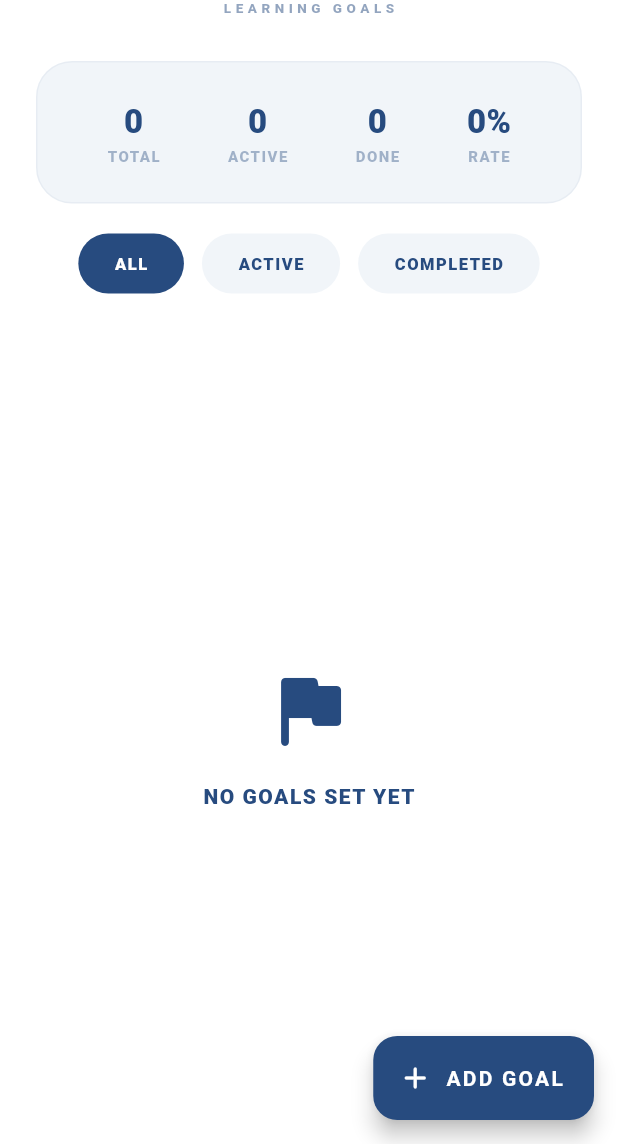
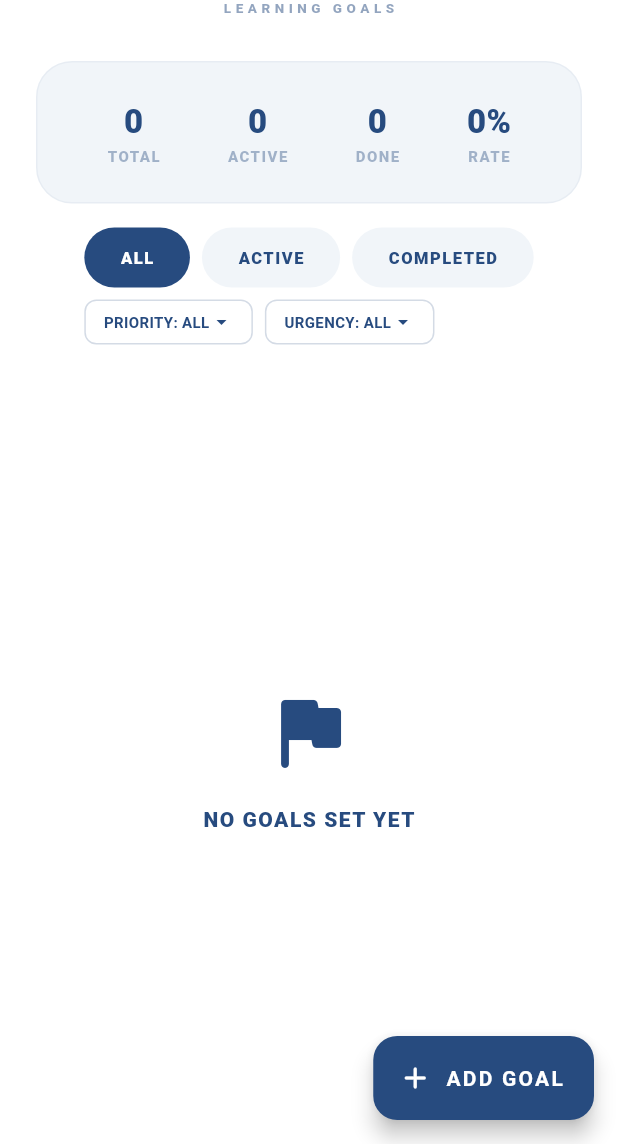
Before and after one commit to AbhinavBangar1/btlr, a Flutter app: the GoalsScreen screen opened directly, on a phone screen of 412 x 824 dp, the part 92-1236 px from its top. Run offline on Flutter 3.47's test engine with Material 3 defaults, Android fonts, the phone set to English and light mode, and no system bars; our stand-ins replace flutter_riverpod, shared_preferences; missing offline and left inert: serverpod, serverpod_auth_core_client, serverpod_auth_core_server, serverpod_auth_idp_client, serverpod_auth_idp_server, serverpod_client and 1 more; accounts and stored records are empty.

Commit message:
final changes

```diff
--- a/btlr_flutter/lib/screens/discover_screen.dart
+++ b/btlr_flutter/lib/screens/discover_screen.dart
@@ -2331,7 +2331,7 @@ class _DiscoverScreenState extends ConsumerState<DiscoverScreen> with SingleTick
             letterSpacing: 1.5,
           ),
           tabs: [
-            const Tab(text: 'OPPORTUNITIES'),
+            const Tab(text: 'MY INTERESTS'),
             Tab(
               child: Row(
                 mainAxisSize: MainAxisSize.min,
--- a/btlr_flutter/lib/screens/goals_screen.dart
+++ b/btlr_flutter/lib/screens/goals_screen.dart
@@ -18,8 +18,10 @@ class GoalsScreen extends ConsumerStatefulWidget {
 }
 
 class _GoalsScreenState extends ConsumerState<GoalsScreen> {
-  String _selectedFilter = 'all';
 
+  String _selectedFilter = 'all'; // Status filter (Active, Completed)
+  String _selectedPriority = 'all'; // Priority filter (High, Medium, Low)
+  String _selectedUrgency = 'all'; // Urgency filter (Overdue, Due Soon)
   @override
   Widget build(BuildContext context) {
     final goalsAsync = ref.watch(goalsProvider);
@@ -92,11 +94,16 @@ class _GoalsScreenState extends ConsumerState<GoalsScreen> {
             ),
           ),
 
+          // INSERT THIS NEW BLOCK:
           _StaggeredEntrance(
             delayIndex: 1,
-            child: SingleChildScrollView(
+            child: Column(
+              crossAxisAlignment: CrossAxisAlignment.start,
+              children: [
+                // Row 1: The original status chips
+                SingleChildScrollView(
                   scrollDirection: Axis.horizontal,
-              padding: const EdgeInsets.symmetric(horizontal: 24, vertical: 8),
+                  padding: const EdgeInsets.symmetric(horizontal: 24, vertical: 4),
                   child: Row(
                     children: [
                       _FilterChip(
@@ -104,13 +111,13 @@ class _GoalsScreenState extends ConsumerState<GoalsScreen> {
                         isSelected: _selectedFilter == 'all',
                         onTap: () => setState(() => _selectedFilter = 'all'),
                       ),
-                  const SizedBox(width: 12),
+                      const SizedBox(width: 8),
                       _FilterChip(
                         label: 'ACTIVE',
                         isSelected: _selectedFilter == 'active',
                         onTap: () => setState(() => _selectedFilter = 'active'),
                       ),
-                  const SizedBox(width: 12),
+                      const SizedBox(width: 8),
                       _FilterChip(
                         label: 'COMPLETED',
                         isSelected: _selectedFilter == 'completed',
@@ -119,8 +126,43 @@ class _GoalsScreenState extends ConsumerState<GoalsScreen> {
                     ],
                   ),
                 ),
+
+                // Row 2: The brand new Priority and Urgency menus
+                SingleChildScrollView(
+                  scrollDirection: Axis.horizontal,
+                  padding: const EdgeInsets.symmetric(horizontal: 24, vertical: 4),
+                  child: Row(
+                    children: [
+                      _SmallMenuFilter(
+                        label: 'PRIORITY',
+                        currentValue: _selectedPriority,
+                        items: const ['all', 'high', 'medium', 'low'],
+                        onChanged: (val) => setState(() => _selectedPriority = val),
                       ),
-
+                      const SizedBox(width: 8),
+                      _SmallMenuFilter(
+                        label: 'URGENCY',
+                        currentValue: _selectedUrgency,
+                        items: const ['all', 'soon', 'overdue'],
+                        onChanged: (val) => setState(() => _selectedUrgency = val),
+                      ),
+                      if (_selectedPriority != 'all' || _selectedUrgency != 'all')
+                        TextButton(
+                          onPressed: () => setState(() {
+                            _selectedPriority = 'all';
+                            _selectedUrgency = 'all';
+                          }),
+                          child: const Text(
+                              'RESET',
+                              style: TextStyle(fontSize: 10, color: Colors.redAccent, fontWeight: FontWeight.bold)
+                          ),
+                        ),
+                    ],
+                  ),
+                ),
+              ],
+            ),
+          ),
           const SizedBox(height: 16),
 
           Expanded(
@@ -161,16 +203,40 @@ class _GoalsScreenState extends ConsumerState<GoalsScreen> {
       ),
     );
   }
+  List<dynamic> _filterGoals(List<dynamic> goals) {
+    return goals.where((goal) {
+      // 1. Status Filter
+      bool matchesStatus = true;
+      if (_selectedFilter == 'active') {
+        matchesStatus = goal.status == 'in_progress' || goal.status == 'not_started';
+      } else if (_selectedFilter == 'completed') {
+        matchesStatus = goal.status == 'completed';
+      }
 
-  List<dynamic> _filterGoals(List<dynamic> goals) {
-    switch (_selectedFilter) {
-      case 'active':
-        return goals.where((g) => g.status == 'in_progress' || g.status == 'not_started').toList();
-      case 'completed':
-        return goals.where((g) => g.status == 'completed').toList();
-      default:
-        return goals;
+      // 2. Priority Filter (Safe check)
+      bool matchesPriority = true;
+      if (_selectedPriority != 'all') {
+        // Use ?? '' to prevent null errors if a goal has no priority set
+        matchesPriority = (goal.priority ?? '') == _selectedPriority;
       }
+
+      // 3. Urgency Filter (Safe check)
+      bool matchesUrgency = true;
+      if (_selectedUrgency != 'all') {
+        if (goal.deadline == null) {
+          matchesUrgency = false;
+        } else {
+          final daysUntil = goal.deadline.difference(DateTime.now()).inDays;
+          if (_selectedUrgency == 'overdue') {
+            matchesUrgency = daysUntil < 0;
+          } else if (_selectedUrgency == 'soon') {
+            matchesUrgency = daysUntil >= 0 && daysUntil <= 3;
+          }
+        }
+      }
+
+      return matchesStatus && matchesPriority && matchesUrgency;
+    }).toList();
   }
 
   void _showAddGoalDialog(BuildContext context) {
@@ -1173,3 +1239,52 @@ class _EmptyGoalsState extends StatelessWidget {
       )
   );
 }
+
+class _SmallMenuFilter extends StatelessWidget {
+  final String label;
+  final String currentValue;
+  final List<String> items;
+  final Function(String) onChanged;
+
+  const _SmallMenuFilter({
+    required this.label,
+    required this.currentValue,
+    required this.items,
+    required this.onChanged,
+  });
+
+  @override
+  Widget build(BuildContext context) {
+    final bool isActive = currentValue != 'all';
+
+    return PopupMenuButton<String>(
+      onSelected: onChanged,
+      offset: const Offset(0, 40),
+      itemBuilder: (context) => items.map((item) => PopupMenuItem(
+        value: item,
+        child: Text(item.toUpperCase(), style: const TextStyle(fontSize: 12, fontWeight: FontWeight.bold, color: kPrimaryBlue)),
+      )).toList(),
+      child: Container(
+        padding: const EdgeInsets.symmetric(horizontal: 12, vertical: 6),
+        decoration: BoxDecoration(
+          color: isActive ? kPrimaryBlue.withOpacity(0.1) : Colors.transparent,
+          borderRadius: BorderRadius.circular(8),
+          border: Border.all(color: isActive ? kPrimaryBlue : kPrimaryBlue.withOpacity(0.2)),
+        ),
+        child: Row(
+          children: [
+            Text(
+              "$label: ${currentValue.toUpperCase()}",
+              style: TextStyle(
+                color: kPrimaryBlue,
+                fontSize: 10,
+                fontWeight: isActive ? FontWeight.w900 : FontWeight.w600,
+              ),
+            ),
+            const Icon(Icons.arrow_drop_down, size: 16, color: kPrimaryBlue),
+          ],
+        ),
+      ),
+    );
+  }
+}
--- a/btlr_flutter/lib/screens/main_layout.dart
+++ b/btlr_flutter/lib/screens/main_layout.dart
@@ -9,6 +9,7 @@ import 'goals_screen.dart';
 import 'schedule_screen.dart';
 import 'discover_screen.dart';
 import 'settings_screen.dart';
+import 'schedule_view_wrapper.dart';
 
 const Color kPrimaryBlue = Color(0xFF274B7F);
 
@@ -37,7 +38,8 @@ class _MainLayoutState extends ConsumerState<MainLayout> {
     final Map<SidebarTab, Widget> _screens = {
       SidebarTab.home: const DashboardScreen(),
       SidebarTab.goals: const GoalsScreen(),
-      SidebarTab.schedule: const ScheduleScreen(),
+      // CHANGE THIS LINE:
+      SidebarTab.schedule: const ScheduleViewWrapper(),
       SidebarTab.opportunities: const DiscoverScreen(),
       SidebarTab.settings: const SettingsScreen(),
     };
```
Also changed, not shown: btlr_flutter/lib/screens/weekly_calendar_view.dart (+8 -4 lines). Lines whose indentation alone changed are shown as unchanged.
